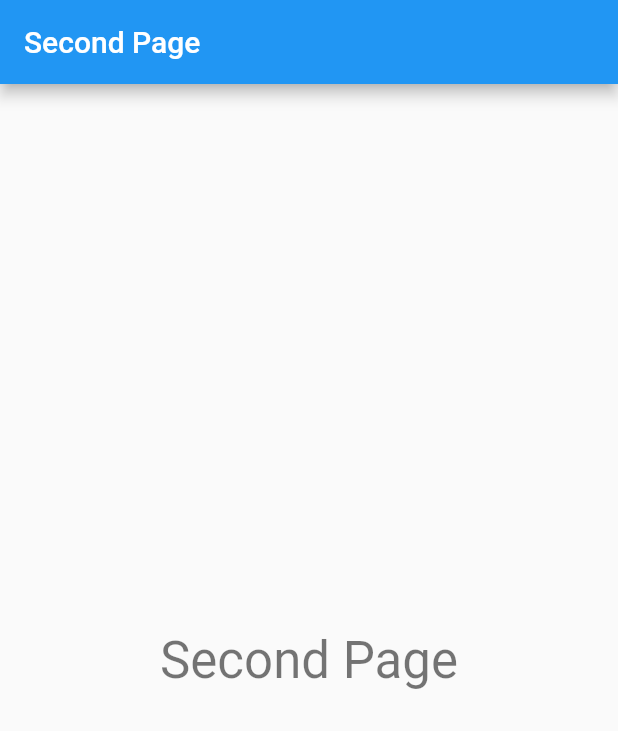
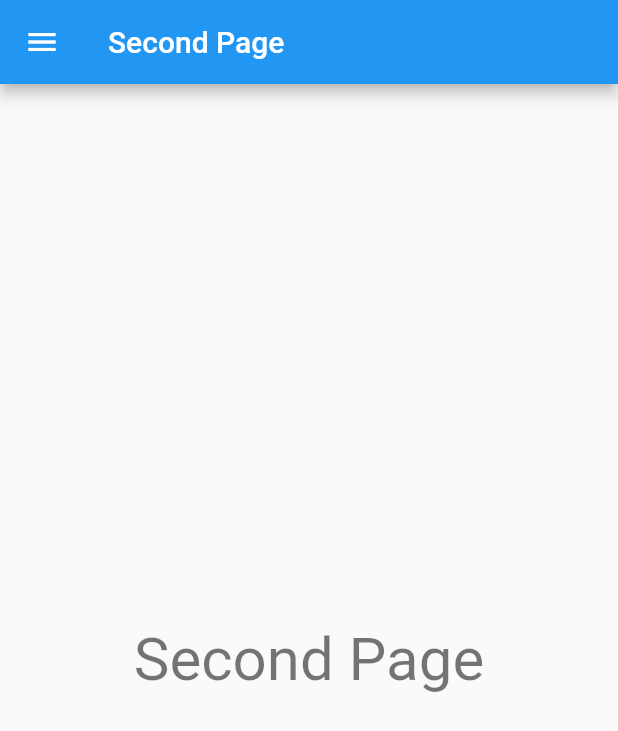
Before and after one commit to tapashmajumder/flutter_stashword, a Flutter app: the screen it shows after launch, after a tap on the "menu" icon, after a tap on "Second Page", on a phone screen of 412 x 824 dp. Shown: the top 731 px of the screen. Run offline on Flutter 3.47's test engine with Material 2 defaults, Android fonts, the phone set to English and light mode, and no system bars; our stand-ins replace dartz, equatable, flutter_riverpod, flutter_secure_storage, hive, hive_flutter and 1 more; missing offline and left inert: encrypt, pointycastle; accounts and stored records are empty.

Commit message:
End to end working.

```diff
--- a/lib/ui/split_view/example/first_page.dart
+++ b/lib/ui/split_view/example/first_page.dart
@@ -10,7 +10,7 @@ class FirstPage extends StatelessWidget {
     return PageScaffold(
       title: 'First Page',
       body: Center(
-        child: Text('First Page', style: Theme.of(context).textTheme.headline4),
+        child: Text('First Page', style: Theme.of(context).textTheme.headlineLarge),
       ),
     );
   }
--- a/lib/ui/split_view/example/second_page.dart
+++ b/lib/ui/split_view/example/second_page.dart
@@ -1,3 +1,4 @@
+import 'package:Stashword/ui/split_view/page_scaffold.dart';
 import 'package:flutter/material.dart';
 
 class SecondPage extends StatelessWidget {
@@ -5,11 +6,10 @@ class SecondPage extends StatelessWidget {
 
   @override
   Widget build(BuildContext context) {
-    return Scaffold(
-      appBar: AppBar(title: const Text('Second Page')),
+    return PageScaffold(
+      title: 'Second Page',
       body: Center(
-        child:
-        Text('Second Page', style: Theme.of(context).textTheme.headline4),
+        child: Text('Second Page', style: Theme.of(context).textTheme.headlineLarge),
       ),
     );
   }
```
